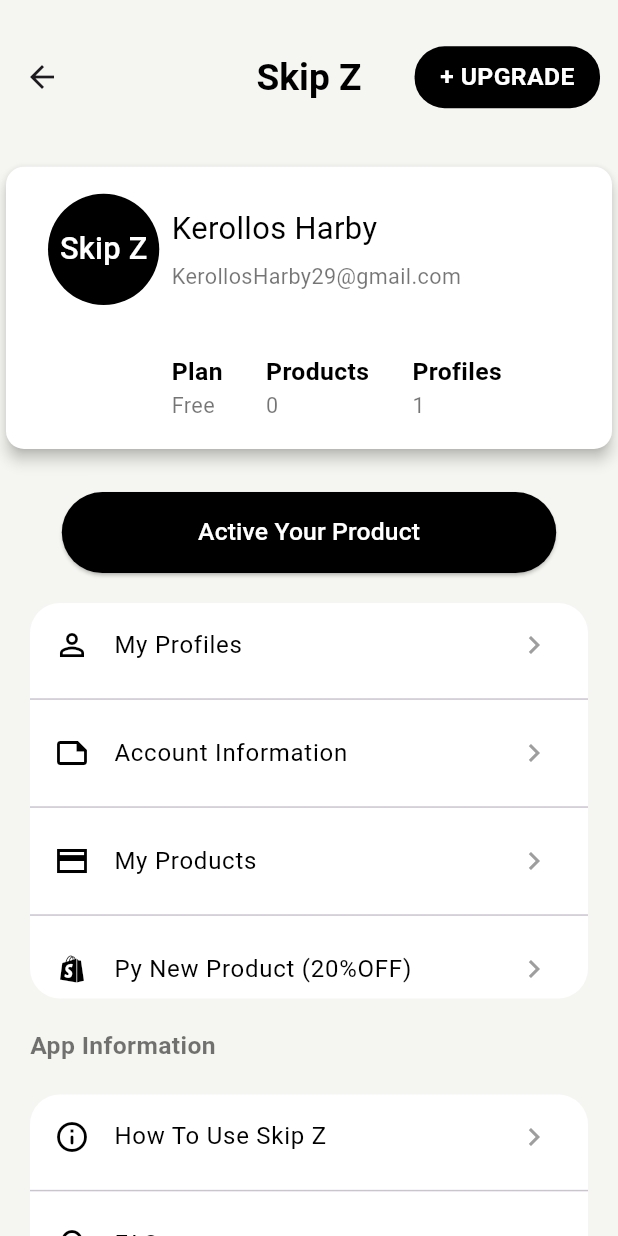
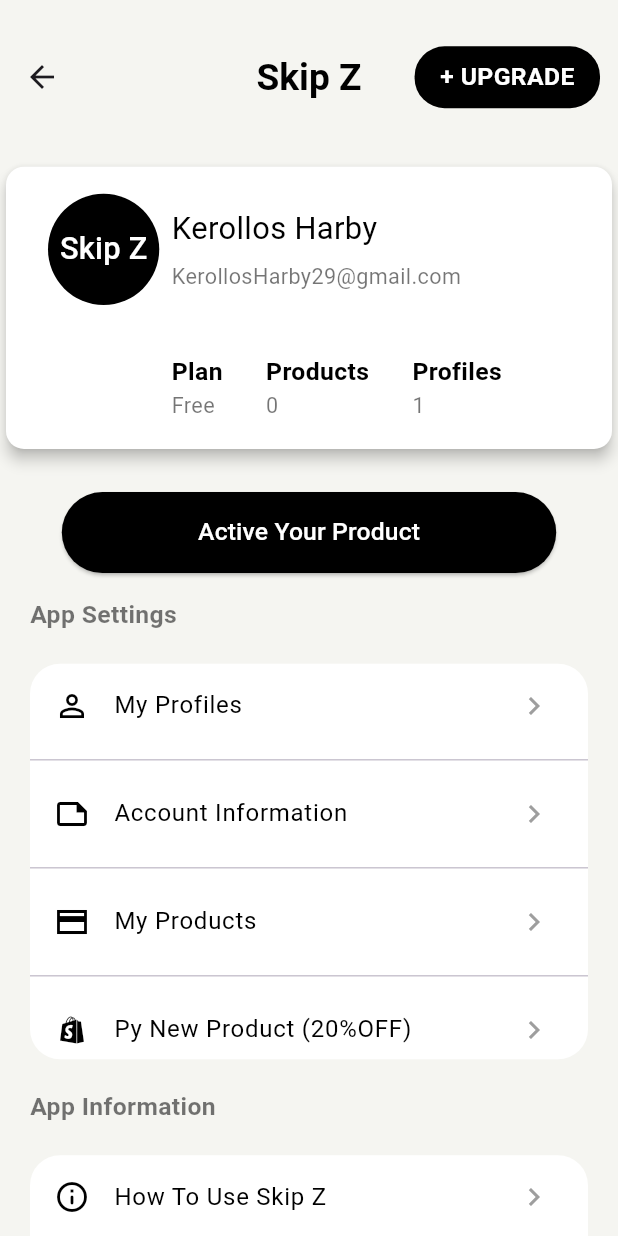
Before and after one commit to kyrolloss/NFC, a Flutter app: the SettingsView screen opened directly, on a phone screen of 412 x 824 dp. Run offline on Flutter 3.47's test engine with Material 3 defaults, Android fonts, the phone set to English and light mode, and no system bars; our stand-ins replace custom_sliding_segmented_control, flutter_switch, persistent_bottom_nav_bar.

Commit message:
handel Settings UI

```diff
--- a/lib/Features/MainLayout/Presentation/View/Settings View/Settings View.dart
+++ b/lib/Features/MainLayout/Presentation/View/Settings View/Settings View.dart
@@ -75,6 +75,25 @@
                   ),
                 ),
               ),
+              SizedBox(
+                height: height * .02
+              ),
+              Row(
+                children: [
+                  Padding(
+                    padding: const EdgeInsets.symmetric(horizontal: 20.0 ),
+                    child: Text(
+                      'App Settings',
+                      textAlign: TextAlign.left,
+                      style: TextStyle(
+                        fontSize: width * .04,
+                        fontWeight: FontWeight.bold,
+                        color: Colors.black54,
+                      ),
+                    ),
+                  ),
+                ],
+              ),
               const SettingsComponents(),
               Row(
                 children: [
```
